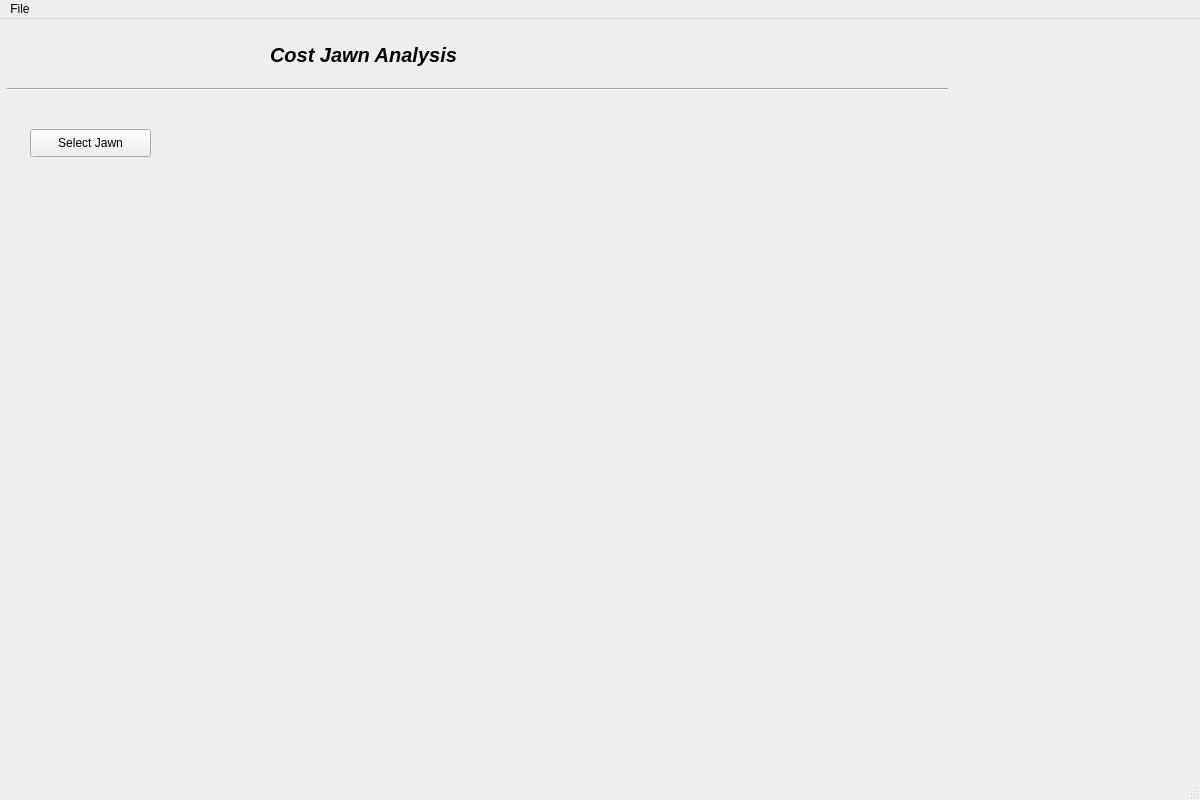
This is ui_files/MainWindow.ui in SeanDavies22/Vibing-Leopards as Qt 5 draws it before an edit. The edited form follows.
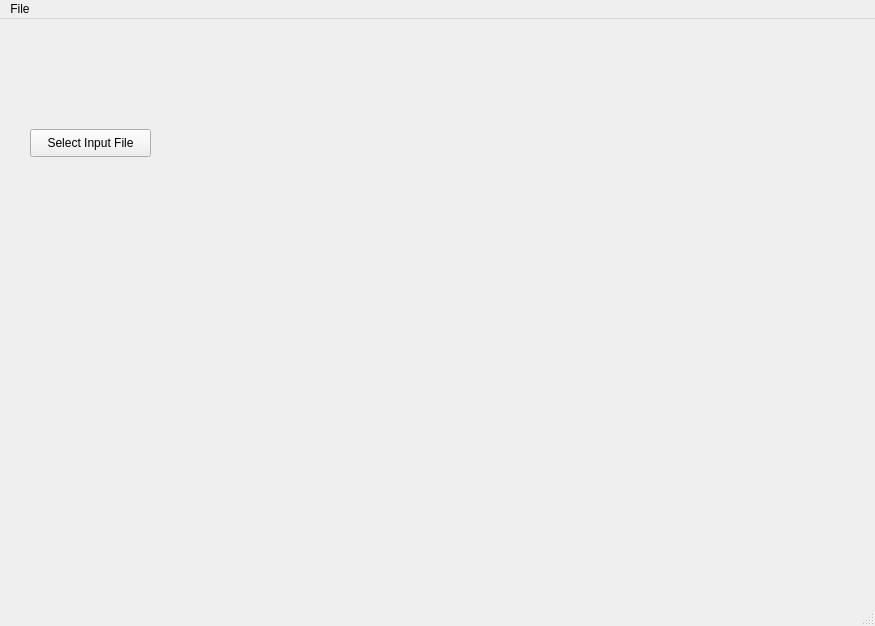
This is the edited form.

Commit message: Removed label and changed file input button for future input file feature.

The edit to the form file:
```diff
--- a/ui_files/MainWindow.ui
+++ b/ui_files/MainWindow.ui
@@ -6,35 +6,14 @@
    <rect>
     <x>0</x>
     <y>0</y>
-    <width>1200</width>
-    <height>800</height>
+    <width>875</width>
+    <height>626</height>
    </rect>
   </property>
   <property name="windowTitle">
    <string>Cost-Benefit Analysis Tool</string>
   </property>
   <widget class="QWidget" name="centralwidget">
-   <widget class="QLabel" name="topScreenLabel">
-    <property name="geometry">
-     <rect>
-      <x>270</x>
-      <y>10</y>
-      <width>251</width>
-      <height>51</height>
-     </rect>
-    </property>
-    <property name="font">
-     <font>
-      <pointsize>15</pointsize>
-      <weight>75</weight>
-      <italic>true</italic>
-      <bold>true</bold>
-     </font>
-    </property>
-    <property name="text">
-     <string>Cost Jawn Analysis</string>
-    </property>
-   </widget>
    <widget class="QPushButton" name="inputFileButton">
     <property name="geometry">
      <rect>
@@ -45,20 +24,7 @@
      </rect>
     </property>
     <property name="text">
-     <string>Select Jawn</string>
-    </property>
-   </widget>
-   <widget class="Line" name="line">
-    <property name="geometry">
-     <rect>
-      <x>7</x>
-      <y>60</y>
-      <width>941</width>
-      <height>20</height>
-     </rect>
-    </property>
-    <property name="orientation">
-     <enum>Qt::Horizontal</enum>
+     <string>Select Input File</string>
     </property>
    </widget>
   </widget>
@@ -68,7 +34,7 @@
     <rect>
      <x>0</x>
      <y>0</y>
-     <width>1200</width>
+     <width>875</width>
      <height>21</height>
     </rect>
    </property>
```
The commit also changes 2 other files.
